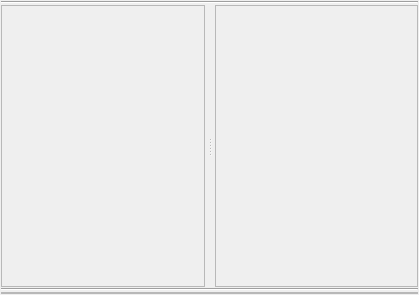
Above: python/mmSolver/tools/solver/ui/solver_layout.ui from david-cattermole/mayaMatchMoveSolver before the change. Below: the same form after it.
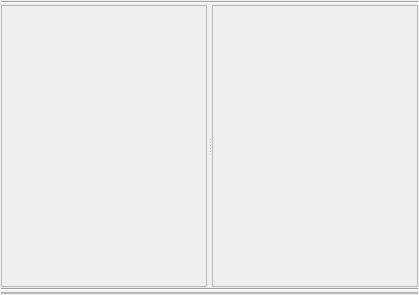
That is the form after the change.

What changed in the file:
```diff
--- a/python/mmSolver/tools/solver/ui/solver_layout.ui
+++ b/python/mmSolver/tools/solver/ui/solver_layout.ui
@@ -60,7 +60,7 @@
         <enum>Qt::Horizontal</enum>
        </property>
        <property name="handleWidth">
-        <number>10</number>
+        <number>5</number>
        </property>
        <widget class="QFrame" name="object_frame">
         <property name="sizePolicy">
```
Left out of the diff: 6 changed lines with no effect on the pictures.
